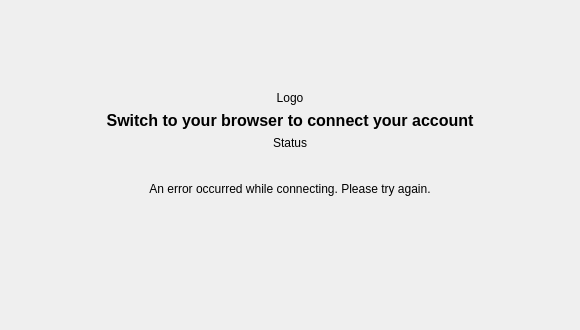
This is src/gui/wizard/flow2authwidget.ui in nextcloud/desktop as Qt 5 draws it before an edit. The edited form follows.
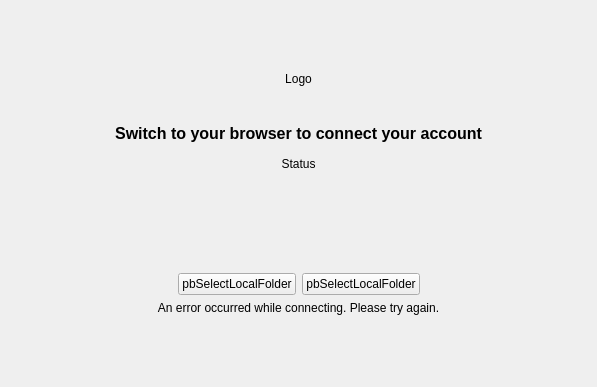
This is the edited form. Custom widgets are drawn as their Qt base class.

Commit message: update runwizard introduction screen

```diff
--- a/src/gui/wizard/flow2authwidget.ui
+++ b/src/gui/wizard/flow2authwidget.ui
@@ -6,8 +6,8 @@
    <rect>
     <x>0</x>
     <y>0</y>
-    <width>580</width>
-    <height>330</height>
+    <width>597</width>
+    <height>387</height>
    </rect>
   </property>
   <property name="sizePolicy">
@@ -25,31 +25,22 @@
   <property name="windowTitle">
    <string>Browser Authentication</string>
   </property>
-  <layout class="QVBoxLayout" name="verticalLayout">
+  <layout class="QVBoxLayout" name="verticalLayout_2">
    <item>
-    <spacer name="verticalSpacer_3">
+    <spacer name="verticalSpacer_6">
      <property name="orientation">
       <enum>Qt::Vertical</enum>
      </property>
-     <property name="sizeType">
-      <enum>QSizePolicy::Expanding</enum>
-     </property>
      <property name="sizeHint" stdset="0">
       <size>
        <width>20</width>
-       <height>80</height>
+       <height>40</height>
       </size>
      </property>
     </spacer>
    </item>
    <item>
-    <layout class="QVBoxLayout" name="verticalLayout_3">
-     <property name="topMargin">
-      <number>0</number>
-     </property>
-     <property name="bottomMargin">
-      <number>0</number>
-     </property>
+    <layout class="QVBoxLayout" name="verticalLayout">
      <item>
       <widget class="QLabel" name="logoLabel">
        <property name="text">
@@ -60,15 +51,31 @@
        </property>
       </widget>
      </item>
+     <item>
+      <spacer name="verticalSpacer">
+       <property name="orientation">
+        <enum>Qt::Vertical</enum>
+       </property>
+       <property name="sizeHint" stdset="0">
+        <size>
+         <width>20</width>
+         <height>32</height>
+        </size>
+       </property>
+      </spacer>
+     </item>
      <item>
       <widget class="QLabel" name="label">
        <property name="font">
         <font>
+         <family>Segoe UI</family>
          <pointsize>12</pointsize>
-         <weight>75</weight>
          <bold>true</bold>
         </font>
        </property>
+       <property name="styleSheet">
+        <string notr="true">color:&quot;#191919&quot;</string>
+       </property>
        <property name="text">
         <string>Switch to your browser to connect your account</string>
        </property>
@@ -80,6 +87,22 @@
        </property>
       </widget>
      </item>
+     <item>
+      <spacer name="verticalSpacer_4">
+       <property name="orientation">
+        <enum>Qt::Vertical</enum>
+       </property>
+       <property name="sizeType">
+        <enum>QSizePolicy::Expanding</enum>
+       </property>
+       <property name="sizeHint" stdset="0">
+        <size>
+         <width>20</width>
+         <height>8</height>
+        </size>
+       </property>
+      </spacer>
+     </item>
      <item>
       <widget class="QLabel" name="statusLabel">
        <property name="text">
@@ -94,13 +117,36 @@
       </widget>
      </item>
      <item>
-      <layout class="QHBoxLayout" name="horizontalLayout">
-       <property name="leftMargin">
-        <number>0</number>
+      <spacer name="verticalSpacer_2">
+       <property name="orientation">
+        <enum>Qt::Vertical</enum>
        </property>
-       <property name="topMargin">
-        <number>0</number>
+       <property name="sizeHint" stdset="0">
+        <size>
+         <width>20</width>
+         <height>32</height>
+        </size>
        </property>
+      </spacer>
+     </item>
+     <item>
+      <layout class="QHBoxLayout" name="progressLayout"/>
+     </item>
+     <item>
+      <spacer name="verticalSpacer_5">
+       <property name="orientation">
+        <enum>Qt::Vertical</enum>
+       </property>
+       <property name="sizeHint" stdset="0">
+        <size>
+         <width>20</width>
+         <height>64</height>
+        </size>
+       </property>
+      </spacer>
+     </item>
+     <item>
+      <layout class="QHBoxLayout" name="horizontalLayout_2">
        <item>
         <spacer name="horizontalSpacer_2">
          <property name="orientation">
@@ -115,15 +161,56 @@
         </spacer>
        </item>
        <item>
-        <layout class="QVBoxLayout" name="verticalLayout_2">
-         <property name="topMargin">
-          <number>0</number>
-         </property>
+        <layout class="QHBoxLayout" name="horizontalLayout">
          <item>
-          <widget class="OCC::LinkLabel" name="copyLinkLabel" native="true"/>
+          <widget class="QPushButton" name="copyLinkLabel">
+           <property name="sizePolicy">
+            <sizepolicy hsizetype="Minimum" vsizetype="Fixed">
+             <horstretch>0</horstretch>
+             <verstretch>0</verstretch>
+            </sizepolicy>
+           </property>
+           <property name="font">
+            <font>
+             <family>Segoe UI</family>
+             <pointsize>9</pointsize>
+            </font>
+           </property>
+           <property name="text">
+            <string notr="true">pbSelectLocalFolder</string>
+           </property>
+           <property name="autoDefault">
+            <bool>true</bool>
+           </property>
+           <property name="default">
+            <bool>false</bool>
+           </property>
+          </widget>
          </item>
          <item>
-          <widget class="OCC::LinkLabel" name="openLinkLabel" native="true"/>
+          <widget class="QPushButton" name="openLinkLabel">
+           <property name="sizePolicy">
+            <sizepolicy hsizetype="Minimum" vsizetype="Fixed">
+             <horstretch>0</horstretch>
+             <verstretch>0</verstretch>
+            </sizepolicy>
+           </property>
+           <property name="font">
+            <font>
+             <family>Segoe UI</family>
+             <pointsize>9</pointsize>
+            </font>
+           </property>
+           <property name="text">
+            <string notr="true">pbSelectLocalFolder</string>
+           </property>
+           <property name="autoDefault">
+            <bool>true</bool>
+           </property>
+           <property name="default">
+            <bool>false</bool>
+           </property>
+          </widget>
          </item>
         </layout>
        </item>
@@ -161,41 +248,23 @@
     </layout>
    </item>
    <item>
-    <spacer name="verticalSpacer_2">
+    <spacer name="verticalSpacer_3">
      <property name="orientation">
       <enum>Qt::Vertical</enum>
      </property>
-     <property name="sizeHint" stdset="0">
-      <size>
-       <width>20</width>
-       <height>20</height>
-      </size>
+     <property name="sizeType">
+      <enum>QSizePolicy::Expanding</enum>
      </property>
-    </spacer>
-   </item>
-   <item>
-    <spacer name="verticalSpacer">
-     <property name="orientation">
-      <enum>Qt::Vertical</enum>
-     </property>
      <property name="sizeHint" stdset="0">
       <size>
        <width>20</width>
-       <height>80</height>
+       <height>60</height>
       </size>
      </property>
     </spacer>
    </item>
   </layout>
  </widget>
- <customwidgets>
-  <customwidget>
-   <class>OCC::LinkLabel</class>
-   <extends>QWidget</extends>
-   <header>wizard/linklabel.h</header>
-   <container>1</container>
-  </customwidget>
- </customwidgets>
  <resources/>
  <connections/>
 </ui>
```
Left out of the diff: 3 changed lines with no effect on the pictures. The commit also changes 1 other file.
